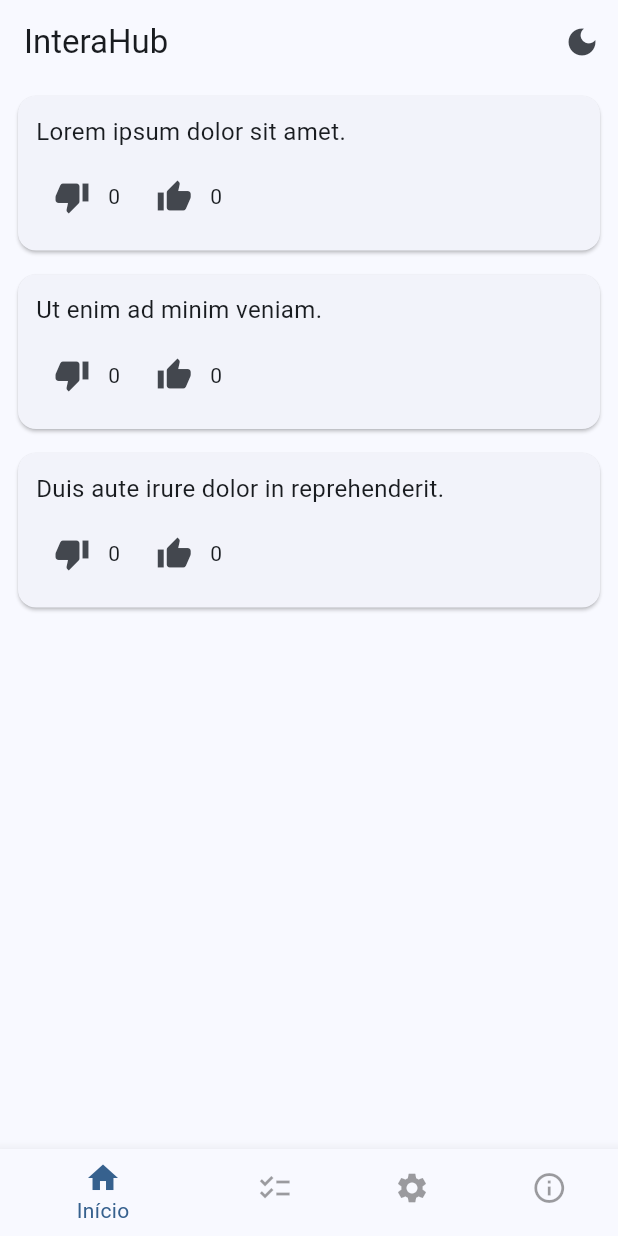
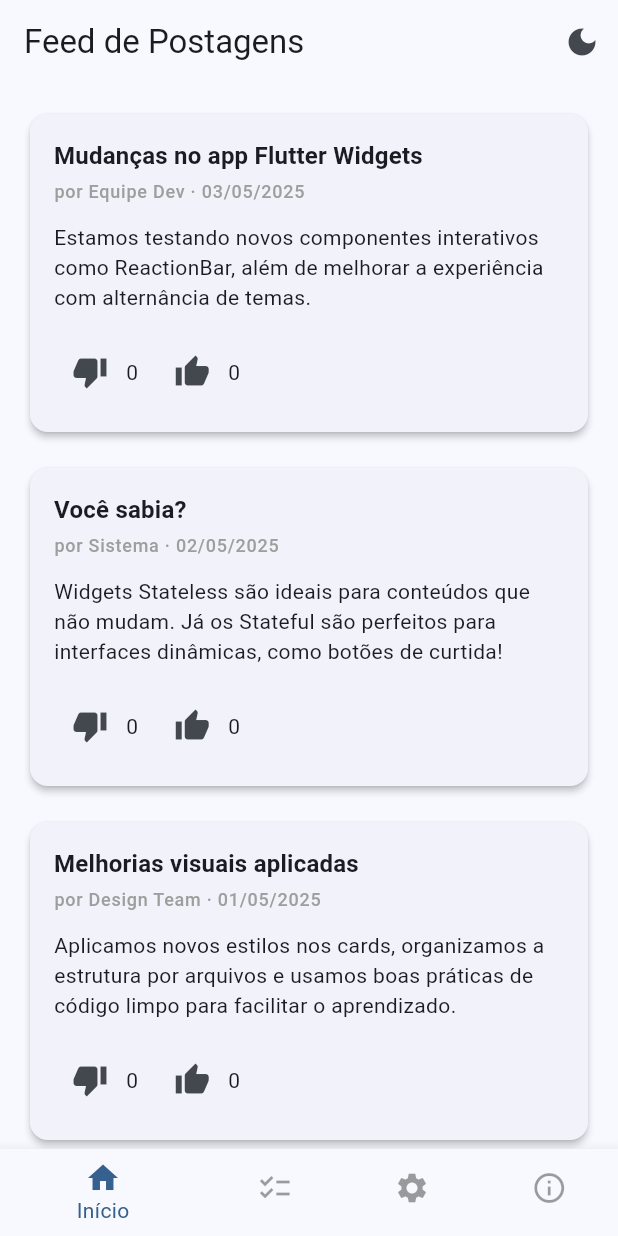
Before and after one commit to LuizFAraujo/pos_dev_web--disp_moveis--flutter_widgets_states1, a Flutter app: the screen it shows after launch, on a phone screen of 412 x 824 dp. Run offline on Flutter 3.47's test engine with Material 3 defaults, Android fonts, the phone set to English and light mode, and no system bars.

Commit message:
FEATURE: simulação realista de postagens na página Home
- Adicionado feed com múltiplas postagens fictícias (título, subtítulo, conteúdo)
- Simulação com dados variados e scroll funcional
- Correção na chamada do componente ReactionBar com parâmetro post

---
CHORE: ajustes no modelo de dados PostModel

- Incluídos campos likes e dislikes com valor padrão
- Garantida mutabilidade para suporte ao setState

---
STYLE: melhoria visual na exibição das postagens

- Uso de Card com padding, separação, e tipografia clara
- Layout limpo com espaçamento e títulos destacados

```diff
--- a/lib/models/post_model.dart
+++ b/lib/models/post_model.dart
@@ -1,8 +1,17 @@
-class Post {
-  final String content; // Conteúdo do post
+// Modelo de dados para uma postagem
+
+class PostModel {
+  final String title; // Título da postagem
+  final String subtitle; // Subtítulo (autor/data)
+  final String content; // Corpo do texto
   int likes; // Quantidade de curtidas
   int dislikes; // Quantidade de descurtidas
 
-  // Construtor: exige o conteúdo e inicia likes/dislikes com zero por padrão
-  Post({required this.content, this.likes = 0, this.dislikes = 0});
+  PostModel({
+    required this.title,
+    required this.subtitle,
+    required this.content,
+    this.likes = 0,
+    this.dislikes = 0,
+  });
 }
--- a/lib/pages/home_page.dart
+++ b/lib/pages/home_page.dart
@@ -9,24 +9,48 @@ class HomePage extends StatelessWidget {
 
   @override
   Widget build(BuildContext context) {
-    // Lista de posts simulados
-    final posts = [
-      Post(content: 'Lorem ipsum dolor sit amet.'),
-      Post(content: 'Ut enim ad minim veniam.'),
-      Post(content: 'Duis aute irure dolor in reprehenderit.'),
+    // Lista de postagens fictícias
+    final List<PostModel> posts = [
+      PostModel(
+        title: 'Mudanças no app Flutter Widgets',
+        subtitle: 'por Equipe Dev · 03/05/2025',
+        content:
+            'Estamos testando novos componentes interativos como ReactionBar, além de melhorar a experiência com alternância de temas.',
+      ),
+      PostModel(
+        title: 'Você sabia?',
+        subtitle: 'por Sistema · 02/05/2025',
+        content:
+            'Widgets Stateless são ideais para conteúdos que não mudam. Já os Stateful são perfeitos para interfaces dinâmicas, como botões de curtida!',
+      ),
+      PostModel(
+        title: 'Melhorias visuais aplicadas',
+        subtitle: 'por Design Team · 01/05/2025',
+        content:
+            'Aplicamos novos estilos nos cards, organizamos a estrutura por arquivos e usamos boas práticas de código limpo para facilitar o aprendizado.',
+      ),
+      PostModel(
+        title: 'Simulação completa de feed',
+        subtitle: 'por IA Assistant · 30/04/2025',
+        content:
+            'Este é um post fictício com o objetivo de preencher espaço e demonstrar como o scroll da tela funciona corretamente com múltiplos itens exibidos.',
+      ),
     ];
 
     return Scaffold(
       appBar: AppBar(
-        title: const Text('InteraHub'), // Título da página
-        actions: const [HeaderActions()], // Botão(s) no cabeçalho (ex: tema)
+        title: const Text('Feed de Postagens'),
+        actions: [HeaderActions()],
       ),
       body: ListView.builder(
-        itemCount: posts.length, // Número de posts
-        itemBuilder:
-            (context, index) => PostWidget(
-              post: posts[index],
-            ), // Renderiza cada post usando o widget reutilizável
+        itemCount: posts.length,
+        padding: const EdgeInsets.all(16),
+        itemBuilder: (context, index) {
+          return Padding(
+            padding: const EdgeInsets.only(bottom: 16),
+            child: PostWidget(post: posts[index]),
+          );
+        },
       ),
     );
   }
--- a/lib/widgets/post_widget.dart
+++ b/lib/widgets/post_widget.dart
@@ -3,29 +3,49 @@ import 'package:flutter/material.dart';
 import '../models/post_model.dart';
 import 'reaction_bar.dart';
 
+// Widget que representa visualmente uma postagem
 class PostWidget extends StatelessWidget {
-  final Post post; // Objeto do post que será exibido
+  final PostModel post; // Post que será exibido
 
   const PostWidget({super.key, required this.post});
 
   @override
   Widget build(BuildContext context) {
     return Card(
-      margin: const EdgeInsets.symmetric(
-        vertical: 8,
-        horizontal: 12,
-      ), // Espaçamento ao redor do card
+      elevation: 2,
+      surfaceTintColor: Theme.of(context).colorScheme.surface,
       child: Padding(
-        padding: const EdgeInsets.all(12.0), // Espaçamento interno
+        padding: const EdgeInsets.all(16),
         child: Column(
           crossAxisAlignment: CrossAxisAlignment.start,
           children: [
+            // Título da postagem
             Text(
-              post.content,
-              style: const TextStyle(fontSize: 16),
-            ), // Exibe o conteúdo do post
-            const SizedBox(height: 8), // Espaço entre texto e reações
-            ReactionBar(post: post), // Barra de curtidas e descurtidas
+              post.title,
+              style: Theme.of(
+                context,
+              ).textTheme.titleMedium?.copyWith(fontWeight: FontWeight.bold),
+            ),
+
+            const SizedBox(height: 4),
+
+            // Subtítulo (autor e data)
+            Text(
+              post.subtitle,
+              style: Theme.of(
+                context,
+              ).textTheme.labelMedium?.copyWith(color: Colors.grey),
+            ),
+
+            const SizedBox(height: 12),
+
+            // Corpo da postagem
+            Text(post.content, style: Theme.of(context).textTheme.bodyMedium),
+
+            const SizedBox(height: 16),
+
+            // Barra de reações (👍 👎)
+            ReactionBar(post: post),
           ],
         ),
       ),
--- a/lib/widgets/reaction_bar.dart
+++ b/lib/widgets/reaction_bar.dart
@@ -2,8 +2,9 @@ import 'package:flutter/material.dart';
 
 import '../models/post_model.dart';
 
+// Widget que exibe a barra de reações (👍 👎)
 class ReactionBar extends StatefulWidget {
-  final Post post; // Post que será manipulado (likes/dislikes)
+  final PostModel post; // Post que será manipulado (likes/dislikes)
 
   const ReactionBar({super.key, required this.post});
 
@@ -22,17 +23,17 @@ class _ReactionBarState extends State<ReactionBar> {
   Widget build(BuildContext context) {
     return Row(
       children: [
-        IconButton(
-          onPressed: _dislike,
-          icon: const Icon(Icons.thumb_down),
-        ), // Botão de dislike
-        Text('${widget.post.dislikes}'), // Exibe total de dislikes
+        // Botão de dislike
+        IconButton(onPressed: _dislike, icon: const Icon(Icons.thumb_down)),
+        // Exibe total de dislikes
+        Text('${widget.post.dislikes}'),
+
         const SizedBox(width: 12),
-        IconButton(
-          onPressed: _like,
-          icon: const Icon(Icons.thumb_up),
-        ), // Botão de like
-        Text('${widget.post.likes}'), // Exibe total de likes
+
+        // Botão de like
+        IconButton(onPressed: _like, icon: const Icon(Icons.thumb_up)),
+        // Exibe total de likes
+        Text('${widget.post.likes}'),
       ],
     );
   }
```
